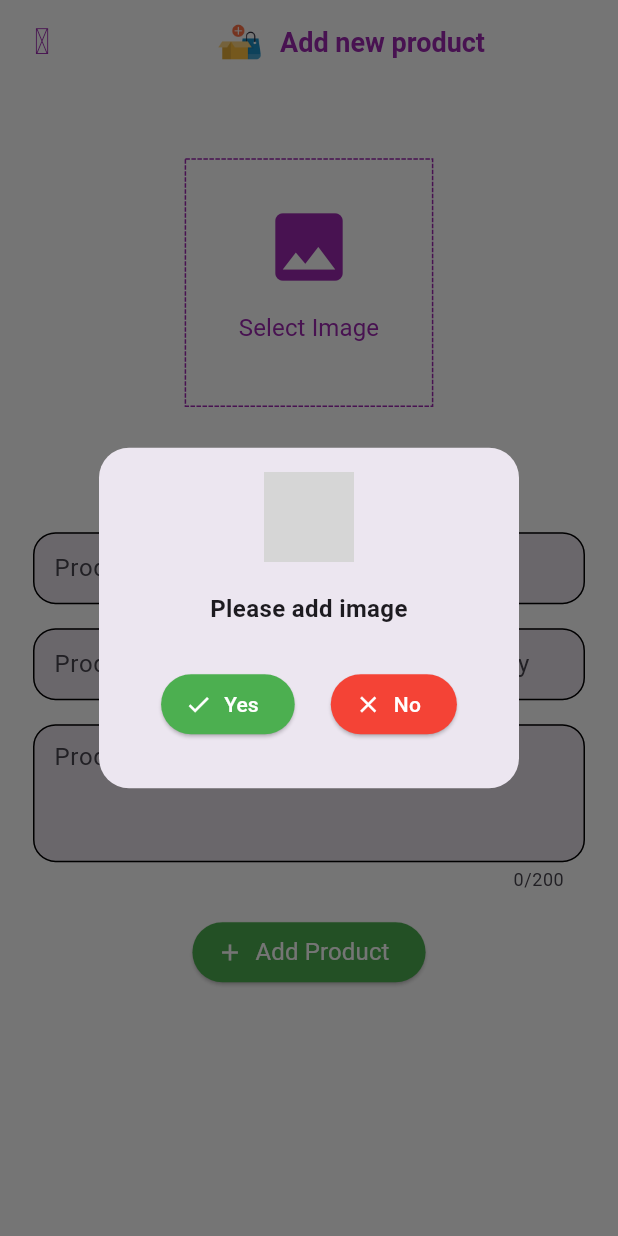
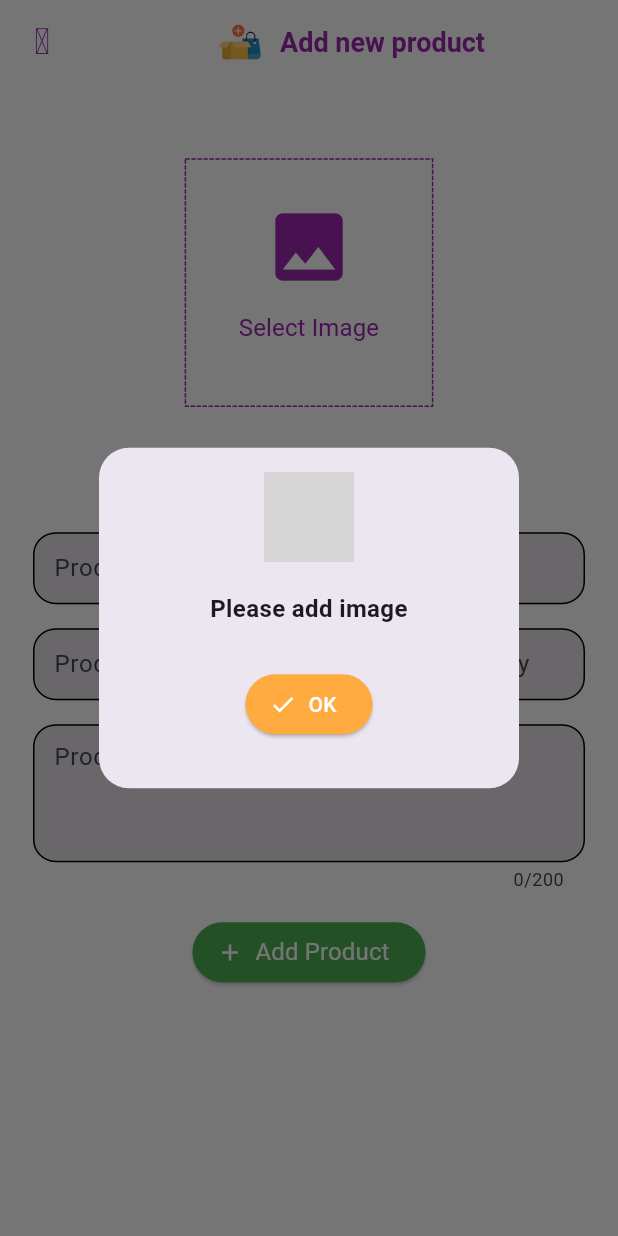
Before and after one commit to erhankoyuncu1/flutter_project, a Flutter app: the EditUploadProductScreen screen opened by its route, after a tap on "Add Product", on a phone screen of 412 x 824 dp. Run offline on Flutter 3.47's test engine with Material 3 defaults, Android fonts, the phone set to English and light mode, and no system bars; drawn by our look-alikes of dotted_border; our stand-ins replace card_swiper, fancy_shimmer_image, firebase_auth, firebase_core, flutter_iconly, fluttertoast and 4 more; missing offline and left inert: dynamic_height_grid_view; accounts and stored records are empty; grey boxes are pictures that could not be loaded.

```diff
--- a/lib/root_screen.dart
+++ b/lib/root_screen.dart
@@ -7,8 +7,9 @@ import 'package:flutter_project/screens/search_screen.dart';
 import 'package:provider/provider.dart';
 
 class RootScreen extends StatefulWidget {
+  static const routName = "/RootScreen";
   final int initialIndex;
-  const RootScreen({super.key, required this.initialIndex});
+  const RootScreen({super.key, this.initialIndex = 0});
 
   @override
   State<RootScreen> createState() => _RootScreenState();
--- a/lib/screens/admin/edit_upload_product_screen.dart
+++ b/lib/screens/admin/edit_upload_product_screen.dart
@@ -82,7 +82,7 @@ class _EditUploadProductScreenState extends State<EditUploadProductScreen> {
 
   Future<void> addProduct() async {
     if (_pickedImage == null) {
-      AppFunctions.showErrorOrWarningDialog(context: context, subtitle: "Please add image", function: () {});
+      AppFunctions.showErrorOrWarningDialog(context: context, subtitle: "Please add image", function: () {}, isError: false);
       return;
     }
     final isValid = _formKey.currentState!.validate();
@@ -95,7 +95,7 @@ class _EditUploadProductScreenState extends State<EditUploadProductScreen> {
     FocusScope.of(context).unfocus();
 
     if (_pickedImage == null) {
-      AppFunctions.showErrorOrWarningDialog(context: context, subtitle: "Please add image", function: () {});
+      AppFunctions.showErrorOrWarningDialog(context: context, subtitle: "Please add image", function: () {},isError: false  );
       return;
     }
     if (isValid) {}
--- a/lib/services/app_functions.dart
+++ b/lib/services/app_functions.dart
@@ -36,6 +36,7 @@ class AppFunctions {
                 mainAxisAlignment: MainAxisAlignment.center,
                 children: [
                   Visibility(
+                    visible: isError,
                     child: TextButton(onPressed: (){
                       Navigator.pop(context);
                     },
@@ -59,6 +60,7 @@ class AppFunctions {
                     )
                   ),
                   Visibility(
+                    visible: isError,
                     child: TextButton(onPressed: (){
                       Navigator.pop(context);
                     },
@@ -80,7 +82,31 @@ class AppFunctions {
                         },
                       )
                     )
-                  )
+                  ),
+                  Visibility(
+                    visible: !isError,
+                    child: TextButton(onPressed: (){
+                      Navigator.pop(context);
+                    },
+                      child: ElevatedButton.icon(
+                        style: ElevatedButton.styleFrom(
+                          backgroundColor: Colors.orangeAccent,
+                        ),
+                        label: Text("OK",
+                          style: TextStyle(
+                            color: Colors.white
+                          ),
+                        ),
+                        icon: Icon(
+                          Icons.done,
+                          color: Colors.white,
+                        ),
+                        onPressed: (){
+                          Navigator.pop(context);
+                        },
+                      )
+                    )
+                  ),
                 ],
               )
             ],
--- a/pubspec.yaml
+++ b/pubspec.yaml
@@ -45,6 +45,10 @@ dependencies:
   image_picker: ^1.1.2
   uuid: ^4.5.1
   dotted_border: ^2.1.0
+  firebase_core: ^3.10.0
+  firebase_auth: ^5.4.0
+  cloud_firestore: ^5.6.1
+  fluttertoast: ^8.2.10
 
 dev_dependencies:
   flutter_test:
```
Also changed, not shown: lib/main.dart (+10 -4 lines), lib/screens/auth/login_screen.dart (+41 -3 lines), lib/screens/auth/register.dart (+40 -2 lines), lib/screens/profile_screen.dart (+21 -12 lines), firebase.json, lib/firebase_options.dart (added), pubspec.lock, 7 other files.
